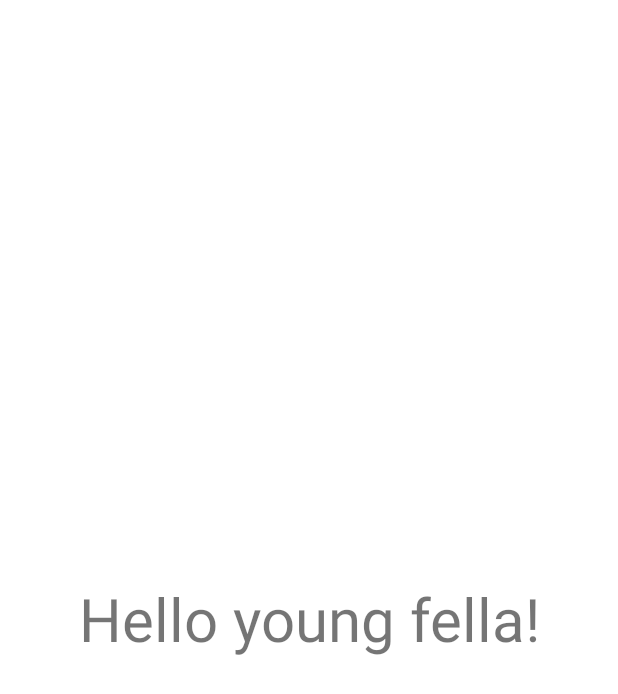
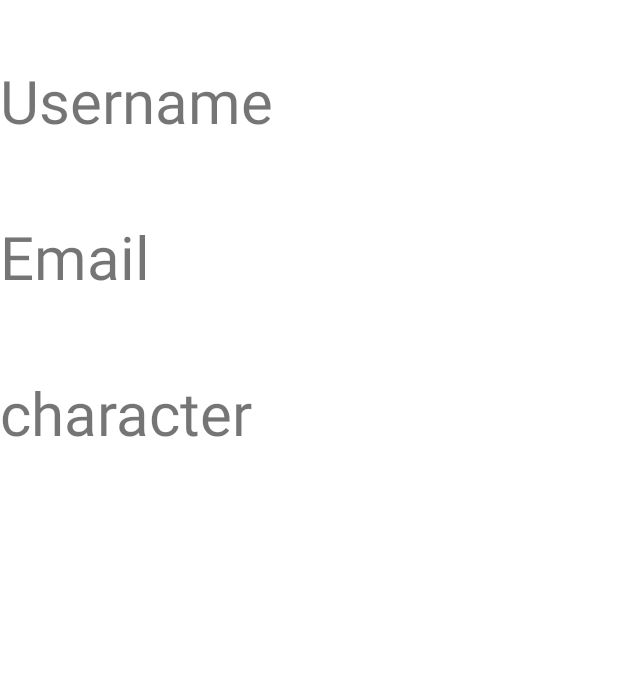
Before and after one commit to Coding-AI-with-html/vigilant-funicular, an Android app: the MainActivity screen opened directly, with no data from a screen before it, on a phone screen of 412 x 824 dp. Shown: the top 694 px of the screen. Run offline under Robolectric (Android 15) with nearby library versions, the light colour scheme and no system bars; our stand-ins replace Volley; libraries missing offline, so code that uses them is left out: com.vishnusivadas.advanced_httpurlconnection; network calls fail; 1 statement that could not run was skipped.

Commit message:
Error with mysql code by recognizing user

```diff
--- a/app/build.gradle
+++ b/app/build.gradle
@@ -38,4 +38,7 @@ dependencies {
 
     implementation 'com.github.VishnuSivadasVS:Advanced-HttpURLConnection:1.2'
 
+    implementation 'com.android.volley:volley:1.2.1'
+    implementation 'com.google.code.gson:gson:2.8.5'
+
 }
--- a/app/src/main/java/com/example/androidapp/MainActivity.java
+++ b/app/src/main/java/com/example/androidapp/MainActivity.java
@@ -4,14 +4,53 @@ import androidx.appcompat.app.AppCompatActivity;
 
 
 import android.app.Activity;
+import android.app.ActivityOptions;
+import android.content.Context;
+import android.content.Intent;
 import android.graphics.Color;
 import android.os.Build;
 import android.os.Bundle;
+import android.os.Handler;
+import android.os.Looper;
+import android.util.Log;
+import android.util.Pair;
 import android.view.View;
 import android.view.Window;
 import android.view.WindowManager;
+import android.widget.TextView;
+import android.widget.Toast;
+
+import com.android.volley.AuthFailureError;
+import com.android.volley.DefaultRetryPolicy;
+import com.android.volley.Request;
+import com.android.volley.RequestQueue;
+import com.android.volley.Response;
+import com.android.volley.VolleyError;
+import com.android.volley.toolbox.StringRequest;
+import com.android.volley.toolbox.Volley;
+import com.example.androidapp.common.LoginSignup.SignUp2ndClass;
+import com.example.androidapp.common.LoginSignup.User;
+import com.google.gson.Gson;
+import com.vishnusivadas.advanced_httpurlconnection.FetchData;
+import com.vishnusivadas.advanced_httpurlconnection.PutData;
+
+import org.json.JSONArray;
+import org.json.JSONException;
+import org.json.JSONObject;
+
+import java.util.HashMap;
+import java.util.List;
+import java.util.Map;
 
 public class MainActivity extends AppCompatActivity {
+
+    TextView usrName,usrEmail,usrGender;
+
+
+    private static final String TAG = "MainActivity";
+
+    private List<User> userInfo;
+
 
     @Override
     protected void onCreate(Bundle savedInstanceState) {
@@ -34,6 +73,10 @@ public class MainActivity extends AppCompatActivity {
             getWindow().setStatusBarColor(Color.TRANSPARENT);
         }
 
+        usrName = findViewById(R.id.username_logged);
+        usrEmail = findViewById(R.id.email_logged);
+        usrGender = findViewById(R.id.character_logged);
+        retrieveData();
     }
 
     public static void setWindowFlag(Activity activity, final int bits, boolean on) {
@@ -47,4 +90,65 @@ public class MainActivity extends AppCompatActivity {
         }
         win.setAttributes(winParams);
     }
+
+    private void retrieveData() {
+
+        String url = "http://192.168.122.1/LoginRegister/retrievedata.php";
+
+        RequestQueue queue = Volley.newRequestQueue(getApplicationContext());
+
+// Request a string response from the provided URL.
+        StringRequest stringRequest = new StringRequest(Request.Method.POST, url,
+                new Response.Listener<String>() {
+                    @Override
+                    public void onResponse(String response) {
+
+                        try {
+                            JSONObject responseJson = new JSONObject(response);
+                            String status = responseJson.getString("status");
+                            String message = responseJson.getString("message");
+
+                            if (status.contains("error")) {
+                                Toast.makeText(getApplicationContext(), message, Toast.LENGTH_LONG).show();
+                            } else {
+                                User userModel = new Gson().fromJson(responseJson.getString("username"), User.class);
+                                usrName.setText(userModel.getUsername());
+                                usrEmail.setText(userModel.getEmail());
+                                usrGender.setText(userModel.getGender());
+
+                            }
+                        } catch (JSONException e) {
+                            e.printStackTrace();
+                        }
+                    }
+                }, new Response.ErrorListener() {
+            @Override
+            public void onErrorResponse(VolleyError error) {
+                error.printStackTrace();
+                Toast.makeText(getApplicationContext(), error.getLocalizedMessage(), Toast.LENGTH_LONG).show();
+            }
+        }) {
+            @Override
+            protected Map<String, String> getParams() {
+                Map<String, String> params = new HashMap<>();
+                params.put("id", "1");
+
+                return params;
+            }
+
+            @Override
+            public Map<String, String> getHeaders() throws AuthFailureError {
+                Map<String, String> params = new HashMap<>();
+                params.put("Content-Type", "application/x-www-form-urlencoded");
+                return params;
+            }
+        };
+
+// To prevent timeout error
+        stringRequest.setRetryPolicy(new DefaultRetryPolicy(50000, DefaultRetryPolicy.DEFAULT_MAX_RETRIES, DefaultRetryPolicy.DEFAULT_BACKOFF_MULT));
+
+// Add the request to the RequestQueue.
+        stringRequest.setShouldCache(false);
+        queue.add(stringRequest);
+    }
 }
--- a/app/src/main/res/layout/activity_main.xml
+++ b/app/src/main/res/layout/activity_main.xml
@@ -1,19 +1,36 @@
 <?xml version="1.0" encoding="utf-8"?>
-<androidx.constraintlayout.widget.ConstraintLayout xmlns:android="http://schemas.android.com/apk/res/android"
+<RelativeLayout xmlns:android="http://schemas.android.com/apk/res/android"
     xmlns:app="http://schemas.android.com/apk/res-auto"
     xmlns:tools="http://schemas.android.com/tools"
     android:layout_width="match_parent"
     android:layout_height="match_parent"
     tools:context=".MainActivity">
 
-    <TextView
-        android:layout_width="wrap_content"
-        android:layout_height="wrap_content"
-        android:textSize="40sp"
-        android:text="Hello young fella!"
-        app:layout_constraintBottom_toBottomOf="parent"
-        app:layout_constraintLeft_toLeftOf="parent"
-        app:layout_constraintRight_toRightOf="parent"
-        app:layout_constraintTop_toTopOf="parent" />
+    <LinearLayout
+        android:layout_marginTop="40dp"
+        android:orientation="vertical"
+        android:layout_width="match_parent"
+        android:layout_height="wrap_content">
+        <TextView
+            android:layout_marginBottom="50dp"
+            android:textSize="40sp"
+            android:text="Username"
+            android:id="@+id/username_logged"
+            android:layout_width="match_parent"
+            android:layout_height="wrap_content"/>
+        <TextView
+            android:layout_marginBottom="50dp"
+            android:textSize="40sp"
+            android:text="Email"
+            android:id="@+id/email_logged"
+            android:layout_width="match_parent"
+            android:layout_height="wrap_content"/>
+        <TextView
+            android:textSize="40sp"
+            android:text="character"
+            android:id="@+id/character_logged"
+            android:layout_width="match_parent"
+            android:layout_height="wrap_content"/>
+    </LinearLayout>
 
-</androidx.constraintlayout.widget.ConstraintLayout>
+</RelativeLayout>
```
Also changed, not shown: app/src/main/java/com/example/androidapp/common/LoginSignup/User.java (added, +45 -0 lines), app/src/main/res/drawable/highlight.xml (added, +8 -0 lines).
